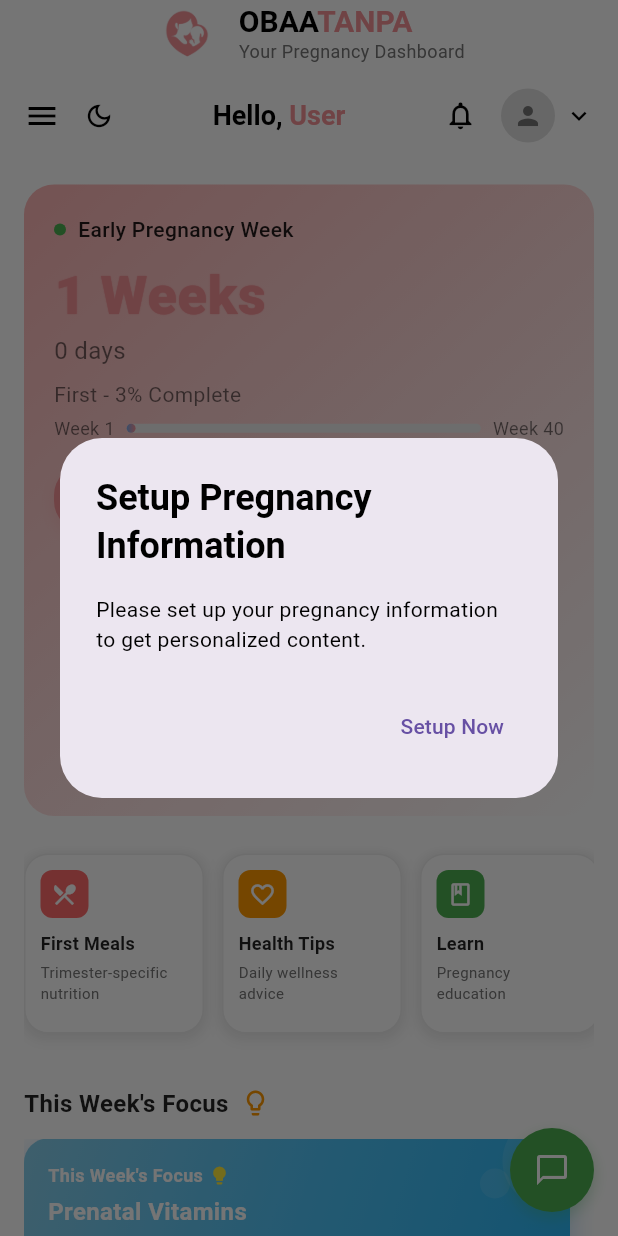
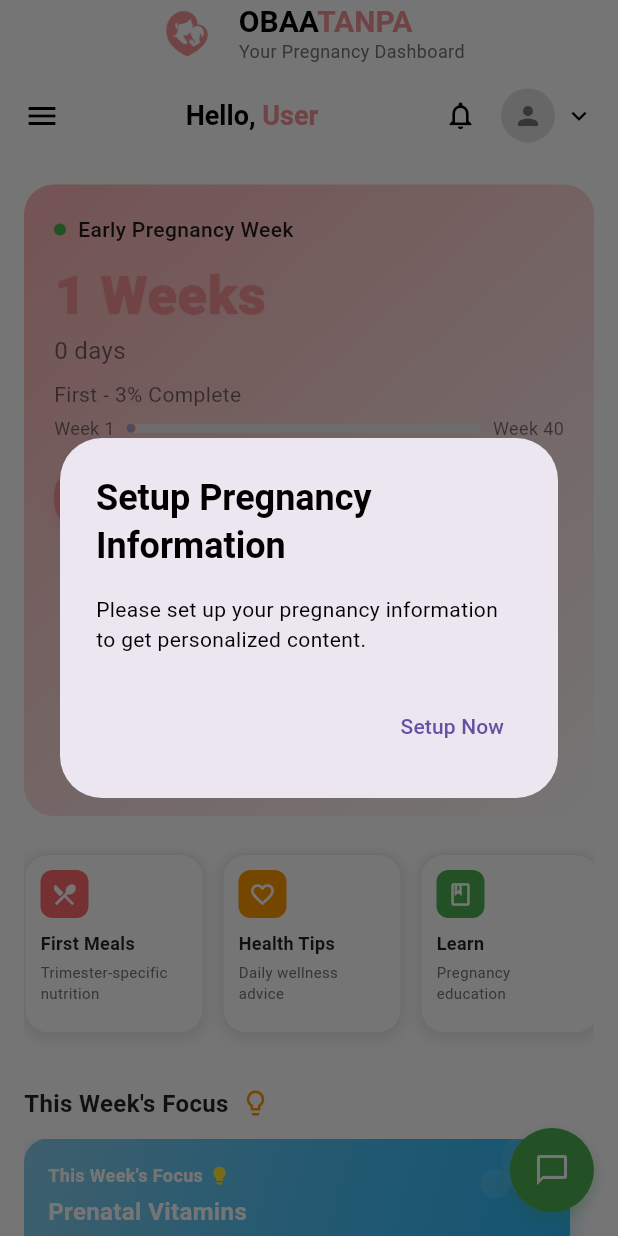
Before and after one commit to abba33/obaatanpa_mobile, a Flutter app: the DashboardPage screen opened directly, on a phone screen of 412 x 824 dp. Run offline on Flutter 3.47's test engine with Material 3 defaults, Android fonts, the phone set to English and light mode, and no system bars; our stand-ins replace flutter_secure_storage, go_router, google_fonts, image_picker, shared_preferences; accounts and stored records are empty; network calls fail.

Commit message:
changed new mother

```diff
--- a/lib/screens/dashboard/pregnant mother/components/custom_app_bar.dart
+++ b/lib/screens/dashboard/pregnant mother/components/custom_app_bar.dart
@@ -334,9 +334,7 @@ class CustomAppBar extends StatelessWidget {
           // Bottom row - Controls and user info
           Row(
             children: [
-              // Left side - Menu and dark mode toggle
-              Row(
-                children: [
+              // Left side - Menu only
               GestureDetector(
                 onTap: onMenuTap,
                 child: Icon(
@@ -344,20 +342,6 @@ class CustomAppBar extends StatelessWidget {
                   color: textColor,
                   size: 24,
                 ),
-                  ),
-                  const SizedBox(width: 16),
-                  GestureDetector(
-                    onTap: () {
-                      final themeProvider = context.read<ThemeProvider>();
-                      themeProvider.toggleTheme();
-                    },
-                    child: Icon(
-                      isDark ? Icons.light_mode : Icons.dark_mode_outlined,
-                      color: isDark ? const Color(0xFFF8BBD9) : textColor,
-                      size: 20,
-                    ),
-                  ),
-                ],
               ),
 
               const Spacer(),
@@ -415,51 +399,17 @@ class CustomAppBar extends StatelessWidget {
                     child: Row(
                       mainAxisSize: MainAxisSize.min,
                       children: [
-                        Consumer<AuthProvider>(
-                          builder: (context, authProvider, child) {
-                            final profilePicture = authProvider.profilePicture;
-                            return CircleAvatar(
+                        CircleAvatar(
                           radius: 18,
                           backgroundColor:
                               isDark ? Colors.grey[700] : Colors.grey[300],
-                              child: ClipRRect(
-                                borderRadius: BorderRadius.circular(18),
-                                child: profilePicture != null
-                                    ? Image.file(
-                                        File(profilePicture),
-                                        fit: BoxFit.cover,
-                                        width: 36,
-                                        height: 36,
-                                        errorBuilder:
-                                            (context, error, stackTrace) {
-                                          return Icon(
+                          child: Icon(
                             Icons.person,
                             color: isDark
                                 ? Colors.white
                                 : Colors.grey[600],
                             size: 20,
-                                          );
-                                        },
-                                      )
-                                    : Image.asset(
-                                        'assets/images/navbar/profile-1.png',
-                                        fit: BoxFit.cover,
-                                        width: 36,
-                                        height: 36,
-                                        errorBuilder:
-                                            (context, error, stackTrace) {
-                                          return Icon(
-                                            Icons.person,
-                                            color: isDark
-                                                ? Colors.white
-                                                : Colors.grey[600],
-                                            size: 20,
-                                          );
-                                        },
                           ),
-                              ),
-                            );
-                          },
                         ),
                         const SizedBox(width: 6),
                         Icon(
```
Also changed, not shown: assets/images/tools/feeding_log.png (added), assets/images/tools/mood_tracker.png (added), assets/images/tools/recovery_tracker.png (added), assets/images/tools/sleep_tracker.png (added), lib/screens/dashboard/pregnant mother/pregnant_mother_dashboard.dart (line endings or trailing spaces). Lines whose indentation alone changed are shown as unchanged.
